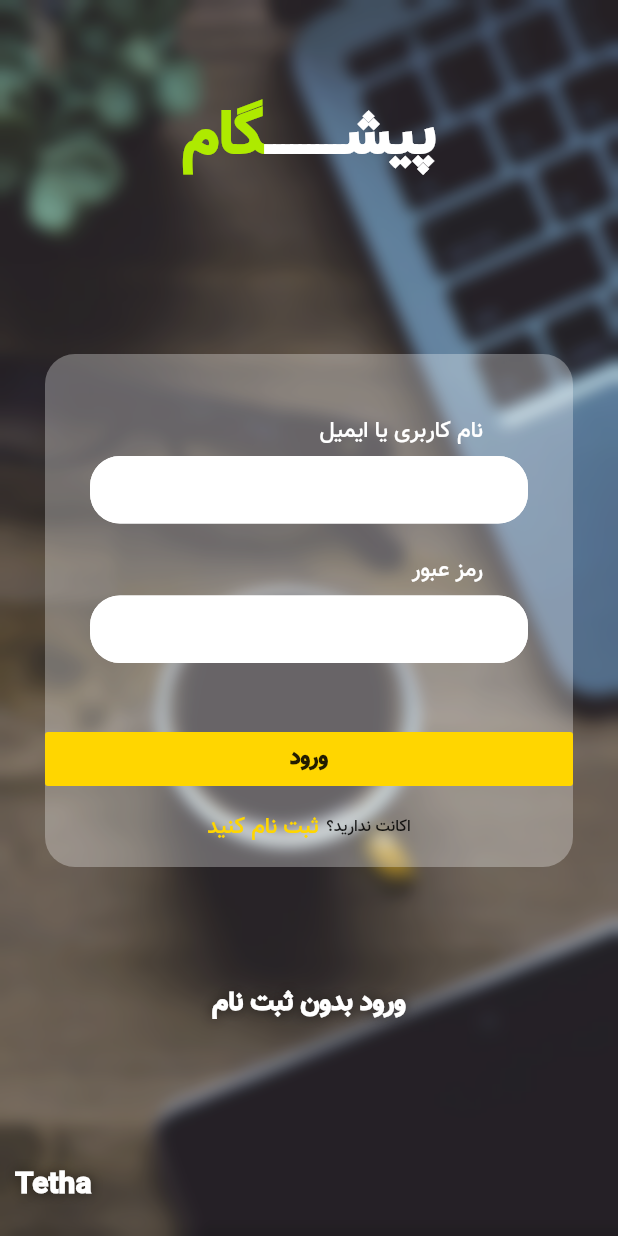
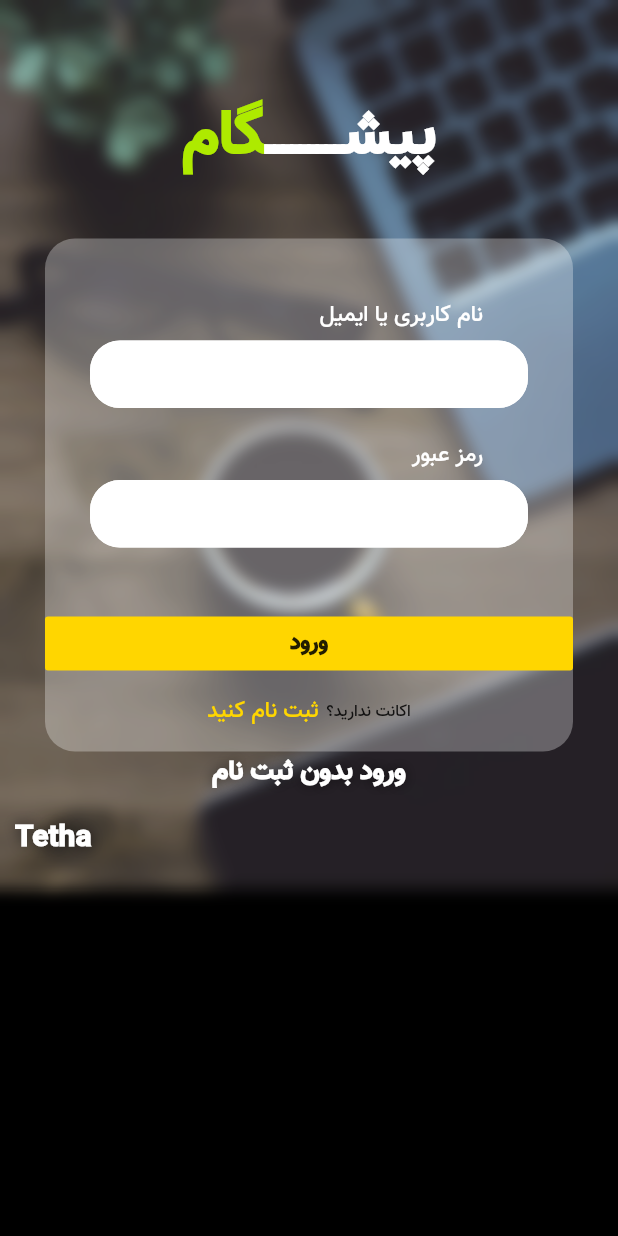
Before and after one commit to arvin2079/pishgam-tabbesh-application, a Flutter app: the SigninPage screen opened directly, on a phone screen of 412 x 824 dp. Run offline on Flutter 3.47's test engine with Material 2 defaults, Android fonts, the phone set to English and light mode, and no system bars; our stand-ins replace bloc, flutter_bloc, flutter_spinkit.

Commit message:
master last commit

```diff
--- a/lib/screens/singin_page.dart
+++ b/lib/screens/singin_page.dart
@@ -4,15 +4,14 @@ import 'package:pishgamv2/components/signInInputs.dart';
 import 'package:pishgamv2/screens/anonymous_entry.dart';
 
 class SigninPage extends StatelessWidget {
-
-
   @override
   Widget build(BuildContext context) {
     return SafeArea(
       child: Scaffold(
         resizeToAvoidBottomInset: false,
         backgroundColor: Colors.black,
-        body: Container(
+        body: Column(children: <Widget>[
+          Container(
             decoration: BoxDecoration(
               image: DecorationImage(
                 image: AssetImage('assets/images/background.png'),
@@ -32,6 +31,7 @@ class SigninPage extends StatelessWidget {
               ),
             ),
           ),
+        ]),
       ),
     );
   }
@@ -67,7 +67,6 @@ class SigninPage extends StatelessWidget {
           ),
         ),
       ),
-
       Container(
         margin: EdgeInsets.fromLTRB(30, 35, 30, 0),
         decoration: new BoxDecoration(
```
Lines whose indentation alone changed are shown as unchanged.
